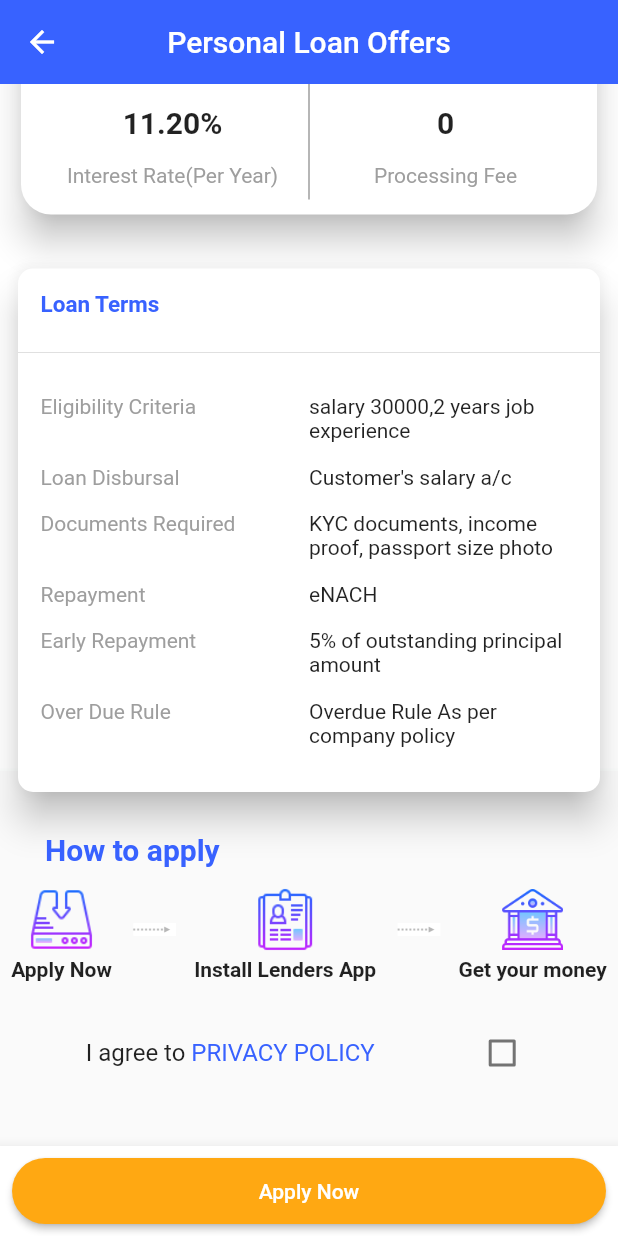
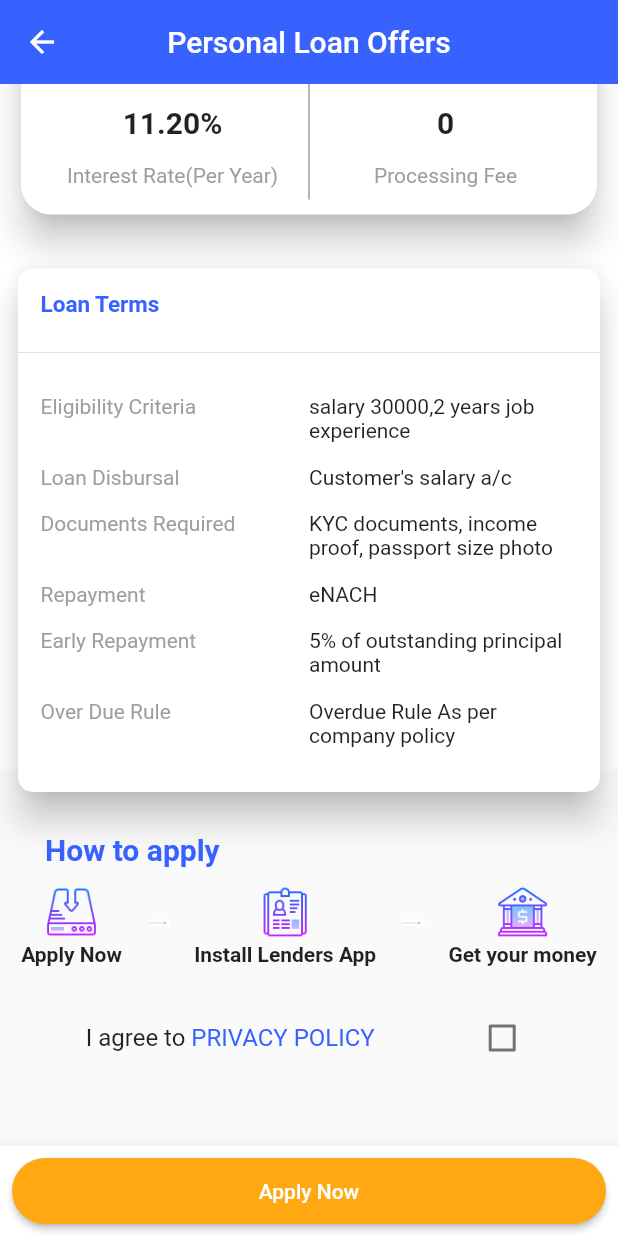
Before and after one commit to AkaankshK/loan_app, a Flutter app: the PersonalLoanDetails screen opened directly with empty values, scrolled down 366 dp, on a phone screen of 412 x 824 dp. Run offline on Flutter 3.47's test engine with Material 2 defaults, Android fonts, the phone set to English and light mode, and no system bars; our stand-ins replace smooth_page_indicator; missing offline and left inert: autocomplete_textfield.

```diff
--- a/lib/PersonalLoan/PersonalLoanDetails.dart
+++ b/lib/PersonalLoan/PersonalLoanDetails.dart
@@ -339,25 +339,25 @@ Padding getDetails() {
               mainAxisSize: MainAxisSize.min,
               mainAxisAlignment: MainAxisAlignment.start,
               children: [
-                Image.asset("assets/app Install.png",height: 50,width: 50,),
+                Image.asset("assets/app Install.png",height: 40,width: 40,),
                 Text("Apply Now",style: TextStyle(fontWeight: FontWeight.bold),)
               ],
             ),
-            Image.asset("assets/LOAN22.png",height: 40,width: 40,),
+            Image.asset("assets/LOAN22.png",height: 20,width: 20,),
             Column(
               mainAxisSize: MainAxisSize.min,
               mainAxisAlignment: MainAxisAlignment.start,
               children: [
-                Image.asset("assets/Apply loan.png",height: 50,width: 50,),
+                Image.asset("assets/Apply loan.png",height: 40,width: 40,),
                 Text("Install Lenders App",style: TextStyle(fontWeight: FontWeight.bold),)
               ],
             ),
-            Image.asset("assets/LOAN22.png",height: 40,width: 40,),
+            Image.asset("assets/LOAN22.png",height: 20,width: 20,),
             Column(
               mainAxisSize: MainAxisSize.min,
               mainAxisAlignment: MainAxisAlignment.start,
               children: [
-                Image.asset("assets/money tranfer bank.png",height: 50,width: 50,),
+                Image.asset("assets/money tranfer bank.png",height: 40,width: 40,),
                 Text("Get your money",style: TextStyle(fontWeight: FontWeight.bold),)
               ],
             ),
```
